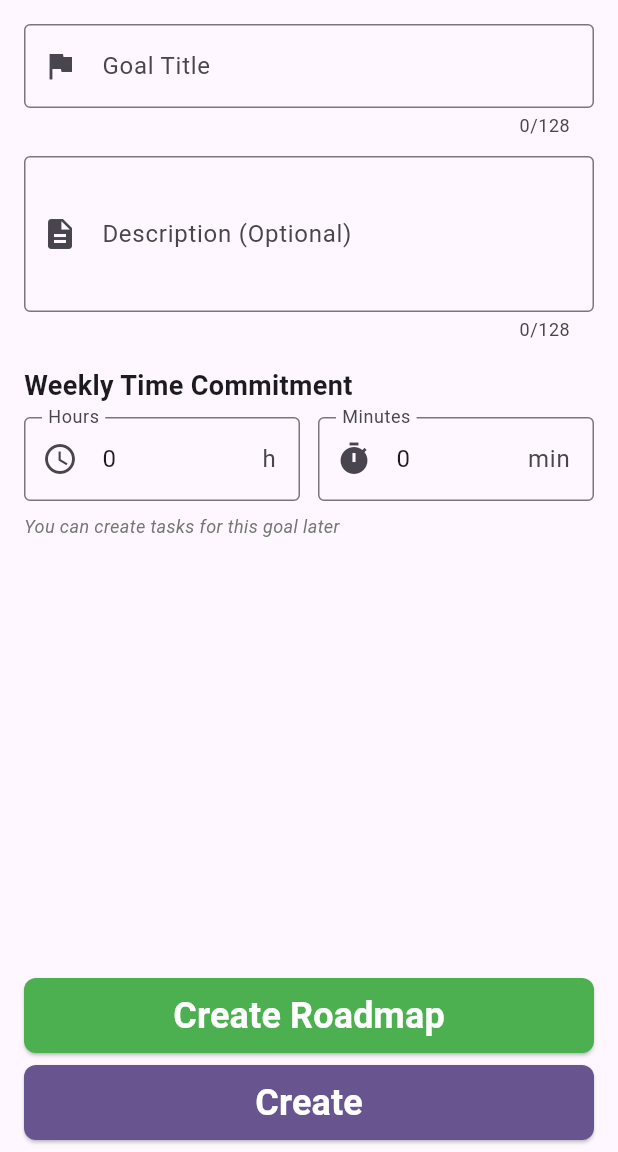
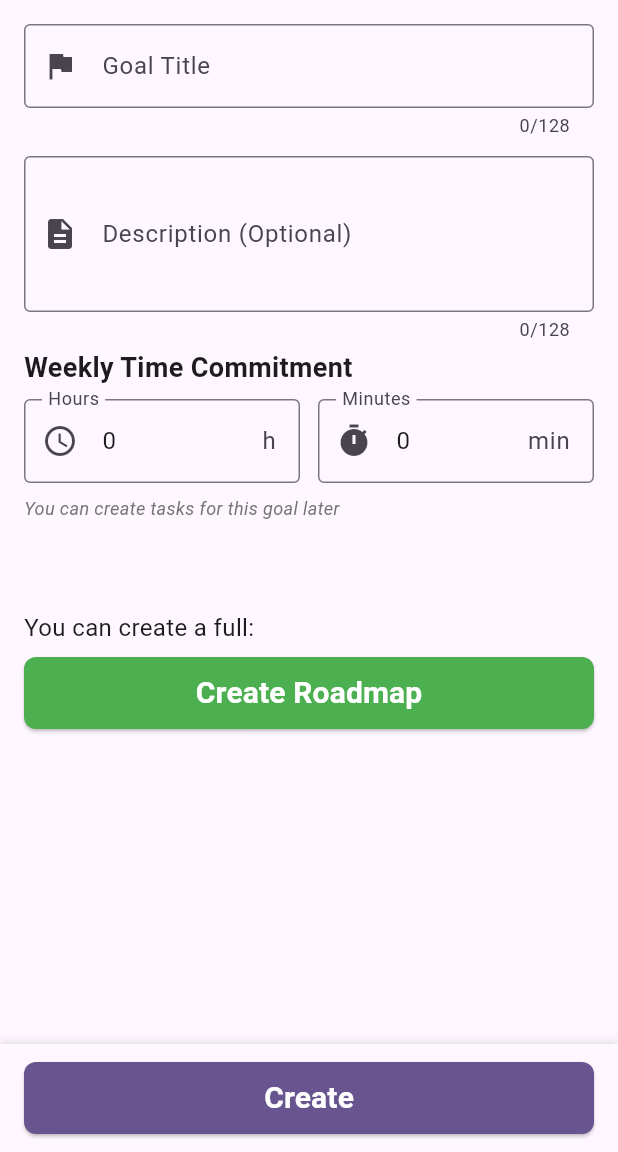
Before and after one commit to MatthewLacerda2/GoalGetter, a Flutter app: the CreateGoalScreen screen opened directly, on a phone screen of 412 x 824 dp, the part 84-1236 px from its top. Run offline on Flutter 3.47's test engine with Material 3 defaults, Android fonts, the phone set to English and light mode, and no system bars; our stand-ins replace font_awesome_flutter, introduction_screen, shared_preferences; accounts and stored records are empty.

Commit message:
better create goal screen

```diff
--- a/frontend/lib/l10n/app_en.arb
+++ b/frontend/lib/l10n/app_en.arb
@@ -417,5 +417,9 @@
     "pleaseAnswerThisQuestion": "Please answer this question",
     "@pleaseAnswerThisQuestion": {
         "description": "Validation message for empty answer"
+    },
+    "orYouCanCreateAFullPlan": "You can create a full:",
+    "@orYouCanCreateAFullPlan": {
+        "description": "Label to create a full plan"
     }
 }
--- a/frontend/lib/l10n/app_localizations.dart
+++ b/frontend/lib/l10n/app_localizations.dart
@@ -652,6 +652,12 @@ abstract class AppLocalizations {
   /// In en, this message translates to:
   /// **'Please answer this question'**
   String get pleaseAnswerThisQuestion;
+
+  /// Label to create a full plan
+  ///
+  /// In en, this message translates to:
+  /// **'You can create a full:'**
+  String get orYouCanCreateAFullPlan;
 }
 
 class _AppLocalizationsDelegate extends LocalizationsDelegate<AppLocalizations> {
--- a/frontend/lib/l10n/app_localizations_en.dart
+++ b/frontend/lib/l10n/app_localizations_en.dart
@@ -300,4 +300,7 @@ class AppLocalizationsEn extends AppLocalizations {
 
   @override
   String get pleaseAnswerThisQuestion => 'Please answer this question';
+
+  @override
+  String get orYouCanCreateAFullPlan => 'You can create a full:';
 }
--- a/frontend/lib/l10n/app_localizations_pt.dart
+++ b/frontend/lib/l10n/app_localizations_pt.dart
@@ -300,4 +300,7 @@ class AppLocalizationsPt extends AppLocalizations {
 
   @override
   String get pleaseAnswerThisQuestion => 'Por favor, responda esta pergunta';
+
+  @override
+  String get orYouCanCreateAFullPlan => 'Quer criar um plano completo?';
 }
--- a/frontend/lib/l10n/app_pt.arb
+++ b/frontend/lib/l10n/app_pt.arb
@@ -417,5 +417,9 @@
     "pleaseAnswerThisQuestion": "Por favor, responda esta pergunta",
     "@pleaseAnswerThisQuestion": {
         "description": "Mensagem de validação para resposta vazia"
+    },
+    "orYouCanCreateAFullPlan": "Quer criar um plano completo?",
+    "@orYouCanCreateAFullPlan": {
+        "description": "Label para criar um plano completo"
     }
 }
--- a/frontend/lib/screens/goals/create_goal_screen.dart
+++ b/frontend/lib/screens/goals/create_goal_screen.dart
@@ -144,7 +144,7 @@ class _CreateGoalScreenState extends State<CreateGoalScreen> {
                 maxLines: 3,
                 maxLength: 128,
               ),
-              const SizedBox(height: 16),
+              const SizedBox(height: 4),
 
               // Time Commitment Section
               Text(
@@ -172,19 +172,13 @@ class _CreateGoalScreenState extends State<CreateGoalScreen> {
                   fontSize: 12,
                 ),
               ),
-            ],
-          ),
-        ),
-      ),
-      bottomNavigationBar: Padding(
-        padding: const EdgeInsets.fromLTRB(16, 0, 16, 8),
-        child: Column(
-          mainAxisSize: MainAxisSize.min,
-          children: [
-            // Create Roadmap Button
+
+              const SizedBox(height: 60),
+              Text(AppLocalizations.of(context)!.orYouCanCreateAFullPlan, style: TextStyle(fontSize: 16, fontWeight: FontWeight.w400),),
+              const SizedBox(height: 8),
               SizedBox(
                 width: double.infinity,
-              height: 50,
+                height: 48,
                 child: ElevatedButton(
                   onPressed: () {
                     Navigator.push(
@@ -204,17 +198,32 @@ class _CreateGoalScreenState extends State<CreateGoalScreen> {
                   child: Text(
                     AppLocalizations.of(context)!.createRoadmap,
                     style: const TextStyle(
-                    fontSize: 24,
+                      fontSize: 20,
                       fontWeight: FontWeight.bold,
                     ),
                   ),
                 ),
               ),
-            const SizedBox(height: 8),
-            // Create Goal Button
-            SizedBox(
+            ],
+          ),
+        ),
+      ),
+      bottomNavigationBar: SafeArea(
+        child: Container(
+          padding: const EdgeInsets.symmetric(horizontal: 16, vertical: 12),
+          decoration: BoxDecoration(
+            color: Theme.of(context).scaffoldBackgroundColor,
+            boxShadow: [
+              BoxShadow(
+                color: Colors.black.withValues(alpha: 0.1),
+                blurRadius: 4,
+                offset: const Offset(0, -2),
+              ),
+            ],
+          ),
+          child: SizedBox(
             width: double.infinity,
-              height: 50,
+            height: 48,
             child: ElevatedButton(
               onPressed: _saveGoal,
               style: ElevatedButton.styleFrom(
@@ -227,13 +236,12 @@ class _CreateGoalScreenState extends State<CreateGoalScreen> {
               child: Text(
                 AppLocalizations.of(context)!.create,
                 style: const TextStyle(
-                    fontSize: 24,
+                  fontSize: 20,
                   fontWeight: FontWeight.bold,
                 ),
               ),
             ),
           ),
-          ],
         ),
       ),
     );
```
Lines whose indentation alone changed are shown as unchanged.
